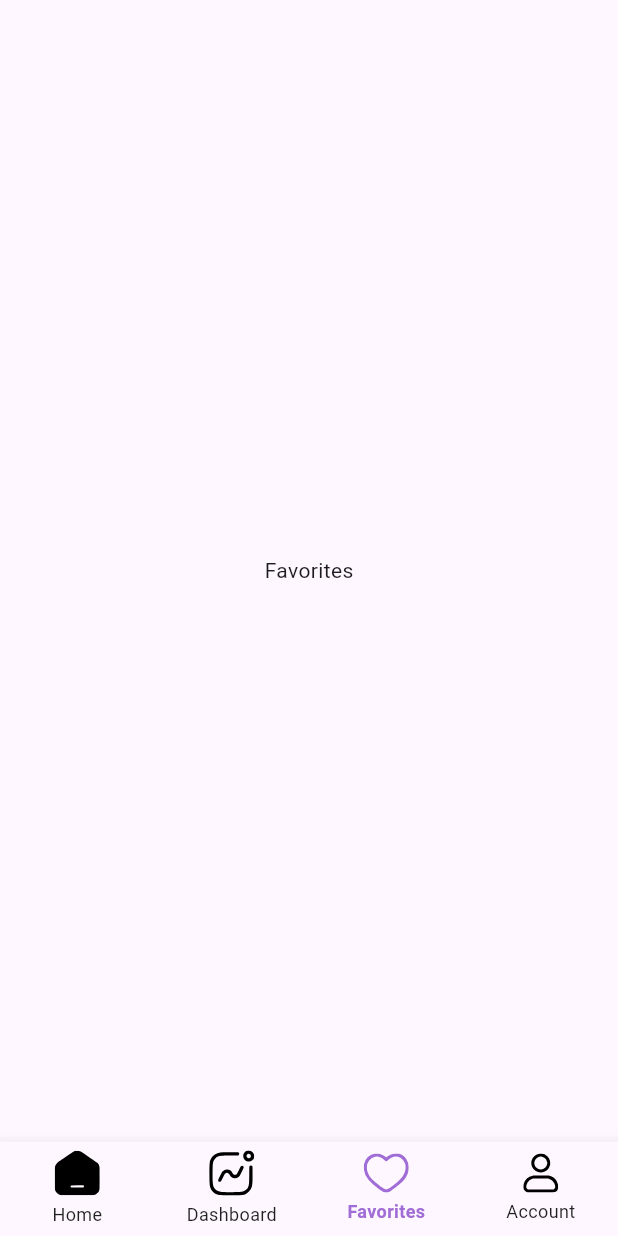
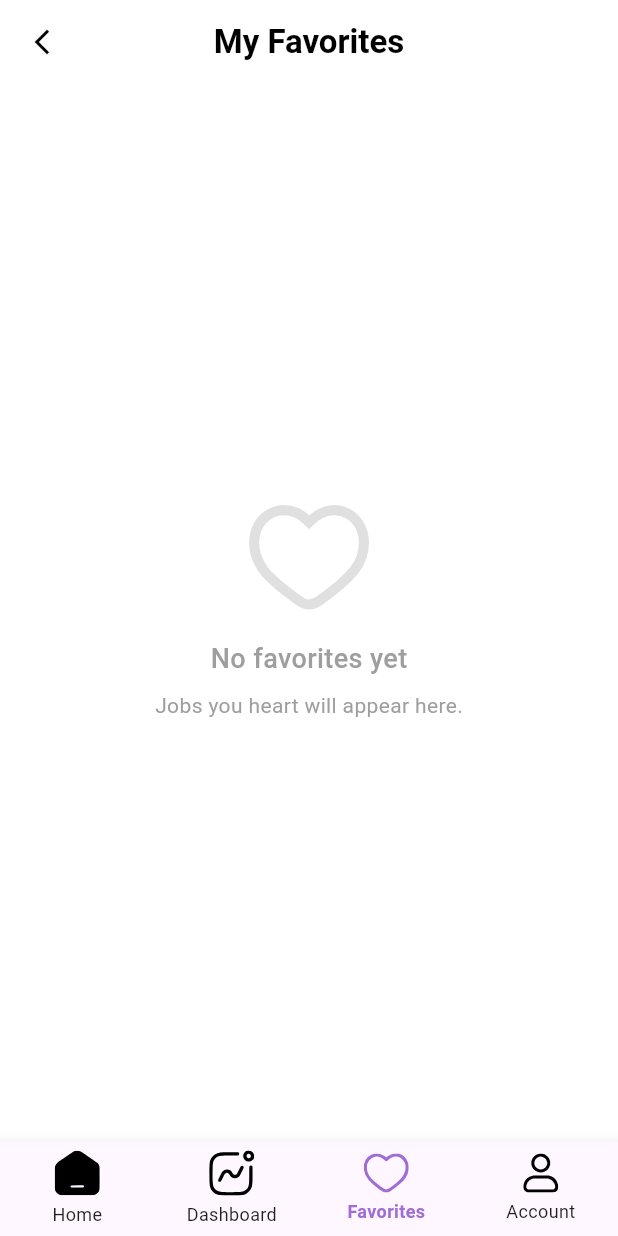
Before and after one commit to hadush16/sheqlei, a Flutter app: the MainShellScreen screen opened directly with empty values, item 3 of the bottom bar chosen, on a phone screen of 412 x 824 dp. Run offline on Flutter 3.47's test engine with Material 3 defaults, Android fonts, the light colour scheme and no system bars; our stand-ins replace custom_refresh_indicator, flutter_riverpod, flutter_svg; project files that could hold a hidden picture were left out.

Commit message:
add the favorite screen

```diff
--- a/lib/providers/jobs/favorites_provider.dart
+++ b/lib/providers/jobs/favorites_provider.dart
@@ -1,6 +1,8 @@
 import 'package:flutter_riverpod/flutter_riverpod.dart';
+import 'package:sheqlee/models/job.dart';
+import 'package:sheqlee/providers/jobs/job_notifier.dart';
 
-// This provider keeps track of which Job IDs are favorited
+// 1. The existing ID tracker
 class FavoritesNotifier extends StateNotifier<Set<String>> {
   FavoritesNotifier() : super({});
 
@@ -11,8 +13,6 @@
       state = {...state}..add(jobId);
     }
   }
-
-  bool isFavorite(String jobId) => state.contains(jobId);
 }
 
 final favoritesProvider = StateNotifierProvider<FavoritesNotifier, Set<String>>(
@@ -20,3 +20,12 @@
     return FavoritesNotifier();
   },
 );
+
+// 2. NEW: The Filtered Jobs List Provider
+final favoritedJobsProvider = Provider<List<Job>>((ref) {
+  final allJobs = ref.watch(jobsProvider).value ?? [];
+  final favoriteIds = ref.watch(favoritesProvider);
+
+  // Return only jobs whose ID exists in the favorites set
+  return allJobs.where((job) => favoriteIds.contains(job.id)).toList();
+});
--- /dev/null
+++ b/lib/screens/home/favorites_screen.dart
@@ -0,0 +1,119 @@
+import 'package:flutter/material.dart';
+import 'package:flutter_riverpod/flutter_riverpod.dart';
+import 'package:flutter_svg/svg.dart';
+import 'package:sheqlee/providers/jobs/favorites_provider.dart';
+import 'package:sheqlee/screens/home/job_details_screen.dart';
+import 'package:sheqlee/widget/favotite_icon.dart'; // Ensure correct path
+import 'package:sheqlee/widget/job_metadata_section.dart';
+
+class FavoritesScreen extends ConsumerWidget {
+  const FavoritesScreen({super.key});
+
+  @override
+  Widget build(BuildContext context, WidgetRef ref) {
+    final favoriteJobs = ref.watch(favoritedJobsProvider);
+
+    return Scaffold(
+      backgroundColor: Colors.white,
+      appBar: AppBar(
+        backgroundColor: Colors.white,
+        elevation: 0,
+        leading: IconButton(
+          icon: const Icon(
+            Icons.arrow_back_ios_new,
+            color: Colors.black,
+            size: 20,
+          ),
+          onPressed: () => Navigator.pop(context),
+        ),
+        title: const Text(
+          "My Favorites",
+          style: TextStyle(color: Colors.black, fontWeight: FontWeight.bold),
+        ),
+        centerTitle: true,
+      ),
+      body: favoriteJobs.isEmpty
+          ? _buildEmptyState()
+          : ListView.builder(
+              padding: const EdgeInsets.symmetric(vertical: 10),
+              itemCount: favoriteJobs.length,
+              itemBuilder: (context, index) {
+                return _buildFavoriteItem(context, favoriteJobs[index]);
+              },
+            ),
+    );
+  }
+
+  Widget _buildFavoriteItem(BuildContext context, job) {
+    return Padding(
+      padding: const EdgeInsets.symmetric(horizontal: 20, vertical: 10),
+      child: InkWell(
+        onTap: () => Navigator.push(
+          context,
+          MaterialPageRoute(builder: (context) => JobDetailsScreen(job: job)),
+        ),
+        borderRadius: BorderRadius.circular(12),
+        child: Column(
+          crossAxisAlignment: CrossAxisAlignment.start,
+          children: [
+            Text(
+              job.time,
+              style: const TextStyle(color: Colors.grey, fontSize: 12),
+            ),
+            const SizedBox(height: 4),
+            Text(
+              job.title,
+              style: const TextStyle(fontSize: 18, fontWeight: FontWeight.bold),
+            ),
+            const SizedBox(height: 12),
+
+            // Reusing your logic for Metadata + Favorite Button
+            Row(
+              mainAxisAlignment: MainAxisAlignment.spaceBetween,
+              children: [
+                Expanded(
+                  child: JobMetadataSection(job: job, showRocketIcon: false),
+                ),
+                FavoriteButton(jobId: job.id),
+              ],
+            ),
+            const SizedBox(height: 12),
+            const Divider(),
+          ],
+        ),
+      ),
+    );
+  }
+
+  Widget _buildEmptyState() {
+    return Center(
+      child: Column(
+        mainAxisAlignment: MainAxisAlignment.center,
+        children: [
+          SvgPicture.asset(
+            'assets/icons/heart - solid.svg',
+            width: 80,
+            colorFilter: ColorFilter.mode(
+              Colors.grey.shade300,
+              BlendMode.srcIn,
+            ),
+          ),
+          const SizedBox(height: 20),
+          const Text(
+            "No favorites yet",
+            style: TextStyle(
+              fontSize: 18,
+              fontWeight: FontWeight.w500,
+              color: Colors.grey,
+            ),
+          ),
+          const SizedBox(height: 8),
+          const Text(
+            "Jobs you heart will appear here.",
+            style: TextStyle(color: Colors.grey),
+          ),
+        ],
+      ),
+    );
+  }
+}
--- a/lib/screens/home/main_shell_screen.dart
+++ b/lib/screens/home/main_shell_screen.dart
@@ -1,4 +1,5 @@
 import 'package:flutter/material.dart';
+import 'package:sheqlee/screens/home/favorites_screen.dart';
 import 'package:sheqlee/widget/app_bottom_nav.dart';
 import 'home_page.dart'; // Import your HomePage file
 
@@ -19,7 +20,7 @@
     final List<Widget> pages = [
       HomePage(username: widget.username),
       const Scaffold(body: Center(child: Text("Dashboard"))),
-      const Scaffold(body: Center(child: Text("Favorites"))),
+      const Scaffold(body: FavoritesScreen()),
       const Scaffold(body: Center(child: Text("Account"))),
     ];
 
--- a/lib/widget/favotite_icon.dart
+++ b/lib/widget/favotite_icon.dart
@@ -20,12 +20,12 @@
       },
       child: SvgPicture.asset(
         isFavorite
-            ? 'assets/icons/heart - solid.svg'
-            : 'assets/icons/heart - outline.svg', // Ensure you have an outline version
-        colorFilter: ColorFilter.mode(
-          isFavorite ? const Color(0xffa06cd5) : Colors.grey,
-          BlendMode.srcIn,
-        ),
+            ? 'assets/icons/heart - solid (1).svg'
+            : 'assets/icons/heart - solid.svg', // Ensure you have an outline version
+        // colorFilter: ColorFilter.mode(
+        //   isFavorite ? const Color(0xffa06cd5) : Colors.grey,
+        //   BlendMode.srcIn,
+        // ),
         width: 22,
       ),
     );
```
Also changed, not shown: lib/screens/home/job_details_screen.dart (+37 -61 lines).
